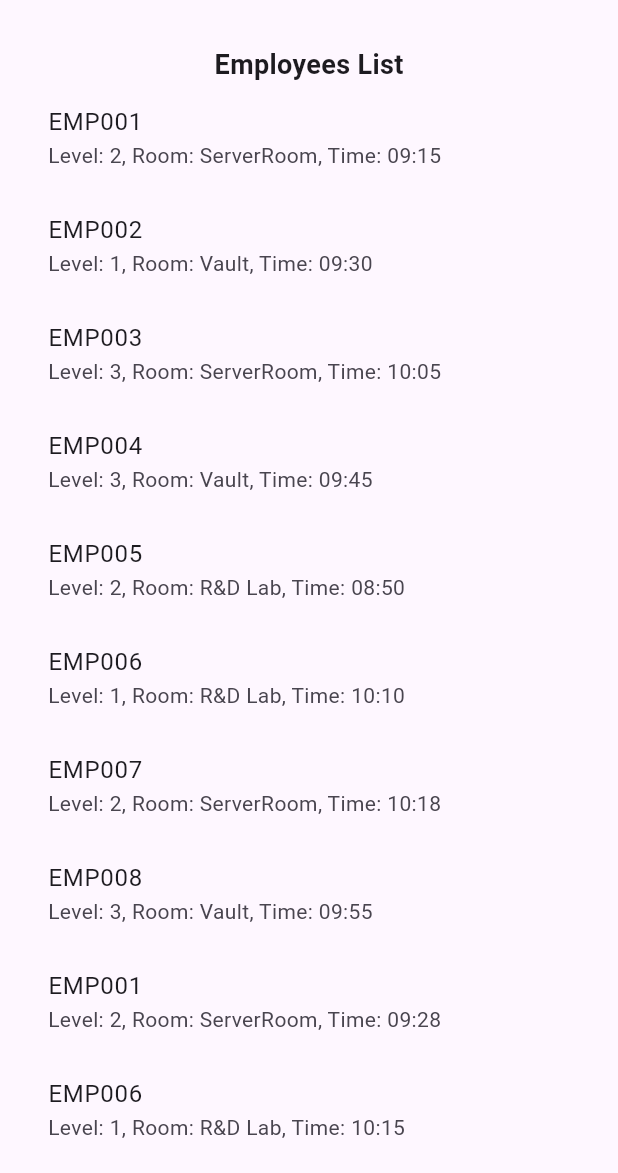
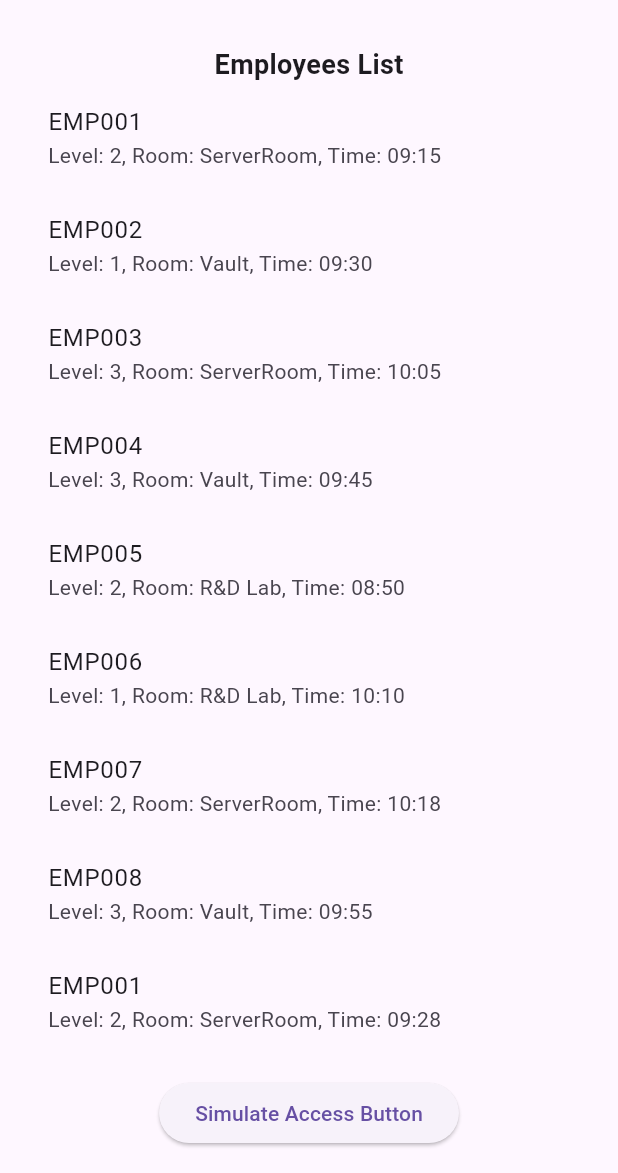
Before and after one commit to ayesha-noor11/EmployeeAccessSimulator, a Flutter app: the screen it shows after launch, on a phone screen of 412 x 824 dp, the part 63-1236 px from its top. Run offline on Flutter 3.47's test engine with Material 3 defaults, Android fonts, the phone set to English and light mode, and no system bars.

Commit message:
Add Simulate Access Button

```diff
--- a/employee_access_simulator/lib/screens/home_screen.dart
+++ b/employee_access_simulator/lib/screens/home_screen.dart
@@ -27,6 +27,13 @@
                 },
               ),
             ),
+            const SizedBox(height: 16),
+            ElevatedButton(
+              onPressed: () {
+                print("Simulate Access button clicked");
+              },
+              child: const Text('Simulate Access Button'),
+            ),
           ],
         ),
       ),
```
